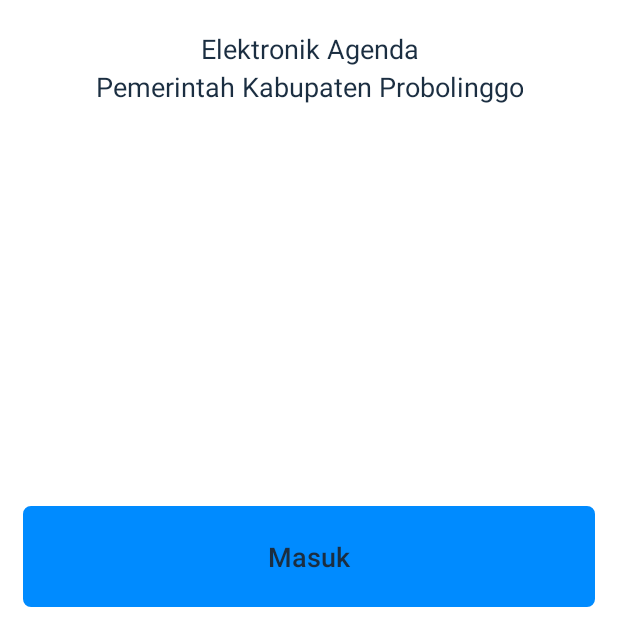
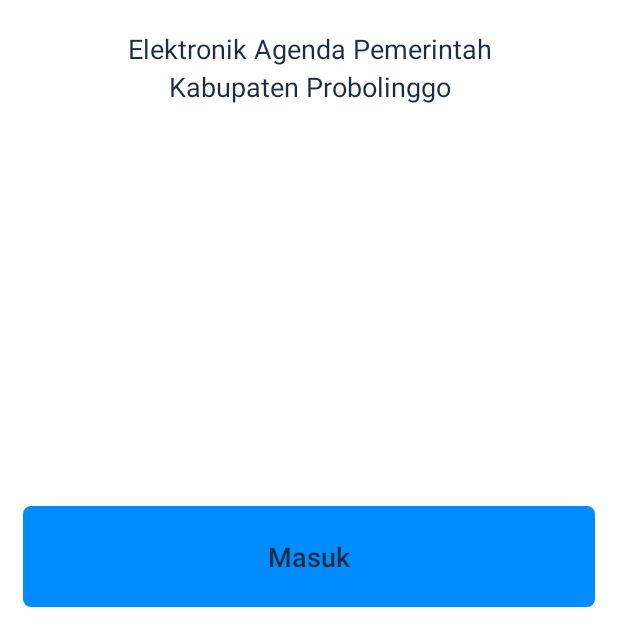
Before and after one commit to Reinhardjs/e-agenda-probolinggo, an Android app: the SigninSignupActivity screen opened directly, with no data from a screen before it, on a phone screen of 412 x 824 dp, the part 606-1236 px from its top. Run offline under Robolectric (Android 15) with nearby library versions, the phone set to English and light mode, and no system bars; our stand-ins replace RxJava; libraries missing offline, so code that uses them is left out: hu.akarnokd.rxjava3; 2 statements that could not run were skipped.

Commit message:
re-coloring MULAI btn on last stepper

```diff
--- a/app/src/main/java/com/example/e_agendaprobolinggo/ui/main/MainActivity.java
+++ b/app/src/main/java/com/example/e_agendaprobolinggo/ui/main/MainActivity.java
@@ -39,8 +39,8 @@ public class MainActivity extends AppCompatActivity implements StepperLayout.Ste
         setContentView(R.layout.activity_main);
 
         mStepperLayout = findViewById(R.id.stepperLayout);
-        mStepperLayout.setBackButtonColor(getResources().getColor(R.color.ms_black));
-        mStepperLayout.setCompleteButtonColor(getResources().getColor(R.color.ms_black));
+        mStepperLayout.setBackButtonColor(getResources().getColor(R.color.primary_text));
+        mStepperLayout.setCompleteButtonColor(getResources().getColor(R.color.ms_white));
         mStepperLayout.setAdapter(new MyStepperAdapter(getSupportFragmentManager(), this));
         mStepperLayout.setListener(this);
     }
--- a/app/src/main/res/layout/activity_signin_signup.xml
+++ b/app/src/main/res/layout/activity_signin_signup.xml
@@ -44,7 +44,7 @@
             android:layout_marginTop="20dp"
             android:lineSpacingExtra="1dp"
             android:lineSpacingMultiplier="1.1"
-            android:text="Elektronik Agenda\nPemerintah Kabupaten Probolinggo"
+            android:text="Elektronik Agenda Pemerintah\nKabupaten Probolinggo"
             android:textAlignment="center"
             android:textColor="#1B2E41"
             android:textSize="18sp"
@@ -92,6 +92,7 @@
             android:textColor="@android:color/white" />
 
         <Button
+            android:background="@drawable/bordered_button"
             android:id="@+id/btnSignin"
             style="@style/DefaultButton"
             android:layout_width="match_parent"
@@ -100,8 +101,7 @@
             android:padding="15dp"
             android:text="Masuk"
             android:textAllCaps="false"
-            android:textColor="@color/primary_text"
-            android:background="@drawable/bordered_button"/>
+            android:textColor="@color/primary_text"/>
 
     </LinearLayout>
 
```
